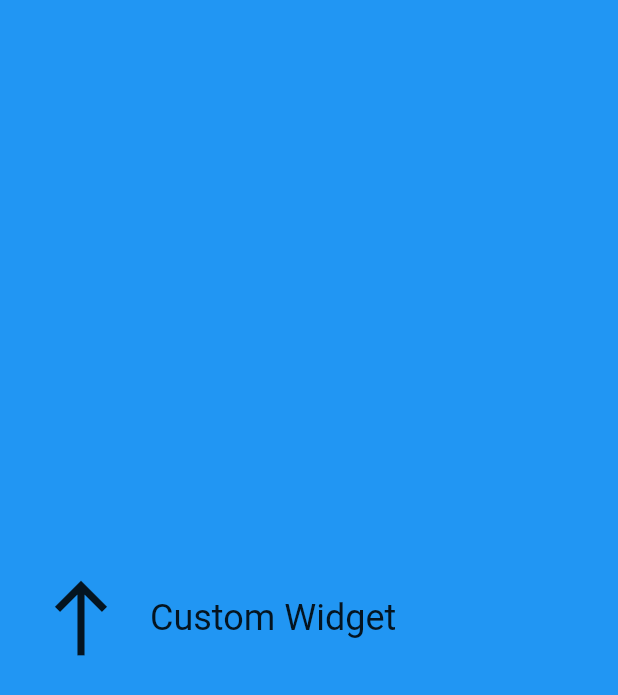
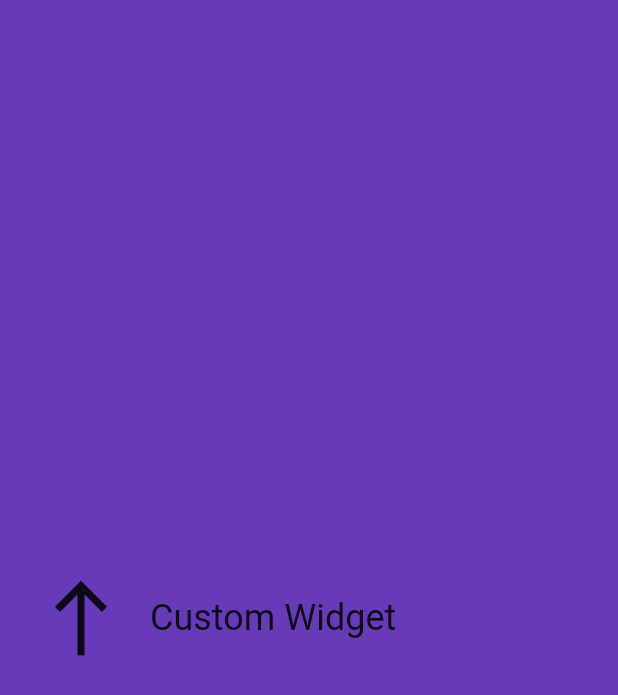
Before and after one commit to MichaelJSilva/Flutter-CreatingCustomWidget, a Flutter app: the screen it shows after launch, on a phone screen of 412 x 824 dp. Shown: the top 695 px of the screen. Run offline on Flutter 3.47's test engine with Material 2 defaults, Android fonts, the phone set to English and light mode, and no system bars.

Commit message:
Correção Gradle

```diff
--- a/lib/main.dart
+++ b/lib/main.dart
@@ -21,7 +21,7 @@ class MyApp extends StatelessWidget {
           primarySwatch: Colors.deepPurple,
         ),
         home: Scaffold(
-          backgroundColor: Colors.blue,
+          backgroundColor: Colors.deepPurple,
           body: Center(
               child: Padding(
                   padding: new EdgeInsets.all(8.0),
```
Also changed, not shown: 1 other file.
